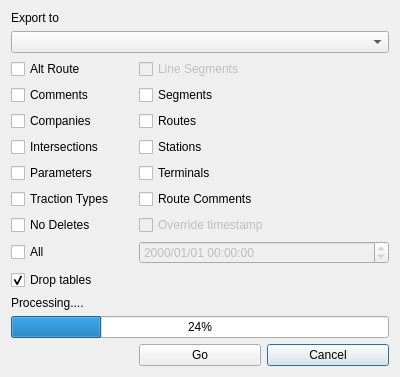
Before: the Qt Designer form mapper_app/ui/exportdlg.ui in allenck/mapper, drawn with Qt 5.
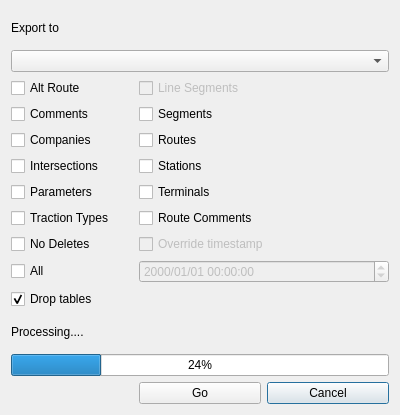
After: the same form once the commit is applied.

What changed in the file:
```diff
--- a/mapper_app/ui/exportdlg.ui
+++ b/mapper_app/ui/exportdlg.ui
@@ -7,7 +7,7 @@
     <x>0</x>
     <y>0</y>
     <width>400</width>
-    <height>343</height>
+    <height>415</height>
    </rect>
   </property>
   <property name="windowTitle">
```
Left out of the diff: 3 changed lines with no effect on the pictures.
